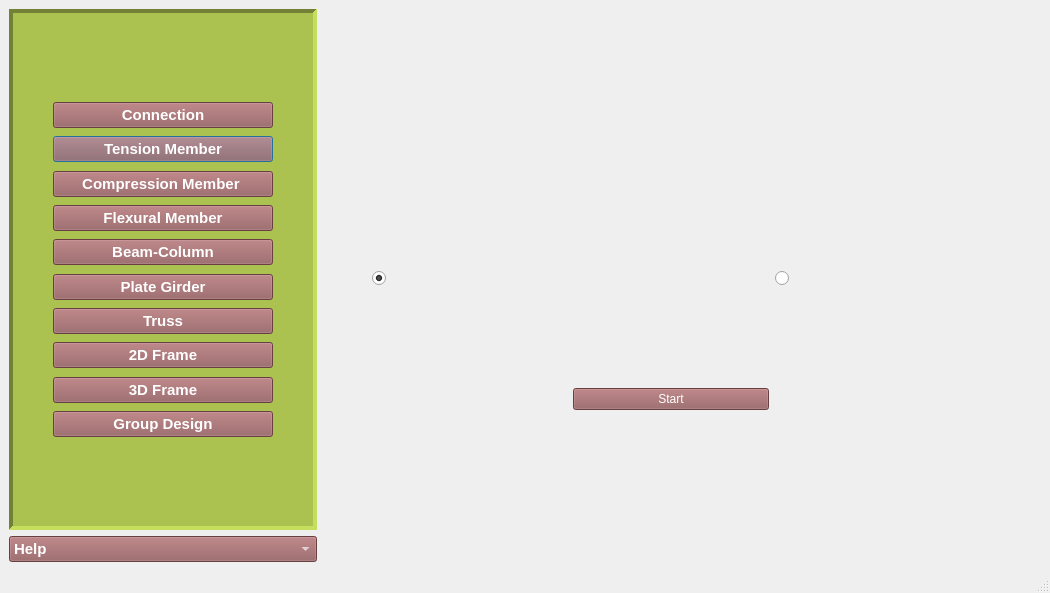
umair342/Osdag3, file OsdagMainPage.ui: the form before one commit.
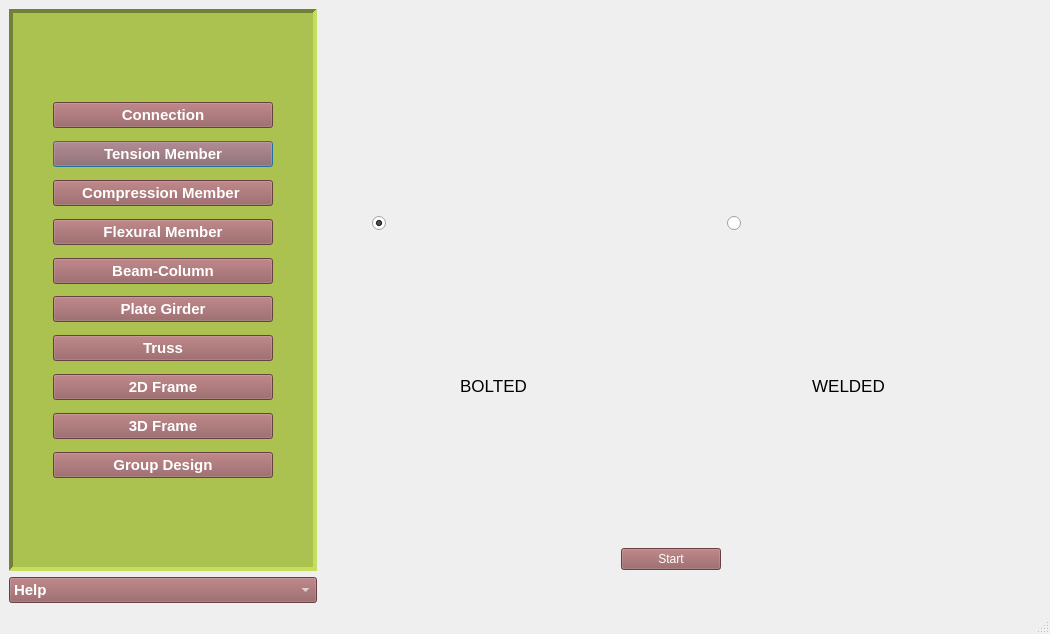
The form after the commit. The open tabs and pages were chosen to show the change. Icons and pictures are not drawn.

Commit message: OsdagMain default pafge for shear solved and tension page upgraded

What changed in the file:
```diff
--- a/OsdagMainPage.ui
+++ b/OsdagMainPage.ui
@@ -10,7 +10,7 @@
     <x>0</x>
     <y>0</y>
     <width>1050</width>
-    <height>593</height>
+    <height>634</height>
    </rect>
   </property>
   <property name="windowTitle">
@@ -1490,6 +1490,59 @@
             </item>
            </layout>
           </widget>
+          <widget class="QWidget" name="tab3_trussconnection">
+           <property name="accessibleName">
+            <string/>
+           </property>
+           <attribute name="title">
+            <string>Truss Connection</string>
+           </attribute>
+           <widget class="QWidget" name="layoutWidget">
+            <property name="geometry">
+             <rect>
+              <x>0</x>
+              <y>220</y>
+              <width>654</width>
+              <height>22</height>
+             </rect>
+            </property>
+            <layout class="QHBoxLayout" name="horizontalLayout_2">
+             <item>
+              <spacer name="horizontalSpacer_29">
+               <property name="orientation">
+                <enum>Qt::Horizontal</enum>
+               </property>
+               <property name="sizeHint" stdset="0">
+                <size>
+                 <width>150</width>
+                 <height>20</height>
+                </size>
+               </property>
+              </spacer>
+             </item>
+             <item>
+              <widget class="QLabel" name="label">
+               <property name="text">
+                <string>This module is not available in the current version.</string>
+               </property>
+              </widget>
+             </item>
+             <item>
+              <spacer name="horizontalSpacer_30">
+               <property name="orientation">
+                <enum>Qt::Horizontal</enum>
+               </property>
+               <property name="sizeHint" stdset="0">
+                <size>
+                 <width>150</width>
+                 <height>20</height>
+                </size>
+               </property>
+              </spacer>
+             </item>
+            </layout>
+           </widget>
+          </widget>
          </widget>
         </item>
        </layout>
@@ -1507,37 +1560,11 @@
           <x>-8</x>
           <y>0</y>
           <width>712</width>
-          <height>559</height>
+          <height>561</height>
          </rect>
         </property>
         <layout class="QGridLayout" name="gridLayout_5">
-         <item row="0" column="0" rowspan="4">
-          <spacer name="horizontalSpacer_16">
-           <property name="orientation">
-            <enum>Qt::Horizontal</enum>
-           </property>
-           <property name="sizeHint" stdset="0">
-            <size>
-             <width>50</width>
-             <height>528</height>
-            </size>
-           </property>
-          </spacer>
-         </item>
-         <item row="3" column="1" colspan="3">
-          <spacer name="horizontalSpacer_19">
-           <property name="orientation">
-            <enum>Qt::Horizontal</enum>
-           </property>
-           <property name="sizeHint" stdset="0">
-            <size>
-             <width>598</width>
-             <height>158</height>
-            </size>
-           </property>
-          </spacer>
-         </item>
-         <item row="1" column="2">
+         <item row="1" column="2" rowspan="2">
           <spacer name="horizontalSpacer_20">
            <property name="orientation">
             <enum>Qt::Horizontal</enum>
@@ -1547,13 +1574,13 @@
            </property>
            <property name="sizeHint" stdset="0">
             <size>
-             <width>178</width>
+             <width>100</width>
              <height>208</height>
             </size>
            </property>
           </spacer>
          </item>
-         <item row="1" column="3">
+         <item row="1" column="3" rowspan="2">
           <widget class="QRadioButton" name="rdbtn_welded">
            <property name="enabled">
             <bool>true</bool>
@@ -1574,8 +1601,8 @@
            </property>
            <property name="iconSize">
             <size>
-             <width>150</width>
-             <height>150</height>
+             <width>300</width>
+             <height>300</height>
             </size>
            </property>
            <property name="checked">
@@ -1583,30 +1610,79 @@
            </property>
           </widget>
          </item>
-         <item row="2" column="2">
-          <widget class="QPushButton" name="Tension_Start">
-           <property name="enabled">
-            <bool>true</bool>
+         <item row="0" column="0" rowspan="5">
+          <spacer name="horizontalSpacer_16">
+           <property name="orientation">
+            <enum>Qt::Horizontal</enum>
            </property>
-           <property name="styleSheet">
-            <string notr="true">QPushButton::hover
-{
-   background-color: #d97f7f;
-   color:#000000 ;
-}
-
-QPushButton
-{
-background-color: #925a5b;
-color:#ffffff;
-}</string>
+           <property name="sizeHint" stdset="0">
+            <size>
+             <width>50</width>
+             <height>528</height>
+            </size>
            </property>
+          </spacer>
+         </item>
+         <item row="4" column="1" colspan="3">
+          <spacer name="horizontalSpacer_19">
+           <property name="orientation">
+            <enum>Qt::Horizontal</enum>
+           </property>
+           <property name="sizeHint" stdset="0">
+            <size>
+             <width>598</width>
+             <height>100</height>
+            </size>
+           </property>
+          </spacer>
+         </item>
+         <item row="0" column="4" rowspan="5">
+          <spacer name="horizontalSpacer_17">
+           <property name="orientation">
+            <enum>Qt::Horizontal</enum>
+           </property>
+           <property name="sizeHint" stdset="0">
+            <size>
+             <width>50</width>
+             <height>528</height>
+            </size>
+           </property>
+          </spacer>
+         </item>
+         <item row="0" column="1" colspan="3">
+          <spacer name="horizontalSpacer_18">
+           <property name="orientation">
+            <enum>Qt::Horizontal</enum>
+           </property>
+           <property name="sizeHint" stdset="0">
+            <size>
+             <width>598</width>
+             <height>100</height>
+            </size>
+           </property>
+          </spacer>
+         </item>
+         <item row="3" column="1">
+          <widget class="QLabel" name="label_6">
            <property name="text">
-            <string>Start</string>
+            <string>BOLTED</string>
            </property>
+           <property name="alignment">
+            <set>Qt::AlignCenter</set>
+           </property>
           </widget>
          </item>
-         <item row="1" column="1">
+         <item row="3" column="3">
+          <widget class="QLabel" name="label_7">
+           <property name="text">
+            <string>WELDED</string>
+           </property>
+           <property name="alignment">
+            <set>Qt::AlignCenter</set>
+           </property>
+          </widget>
+         </item>
+         <item row="1" column="1" rowspan="2">
           <widget class="QRadioButton" name="rdbtn_bolted">
            <property name="enabled">
             <bool>true</bool>
@@ -1633,8 +1709,8 @@
            </property>
            <property name="iconSize">
             <size>
-             <width>150</width>
-             <height>150</height>
+             <width>300</width>
+             <height>300</height>
             </size>
            </property>
            <property name="checked">
@@ -1642,31 +1718,28 @@
            </property>
           </widget>
          </item>
-         <item row="0" column="4" rowspan="4">
-          <spacer name="horizontalSpacer_17">
-           <property name="orientation">
-            <enum>Qt::Horizontal</enum>
+         <item row="5" column="2">
+          <widget class="QPushButton" name="Tension_Start">
+           <property name="enabled">
+            <bool>true</bool>
            </property>
-           <property name="sizeHint" stdset="0">
-            <size>
-             <width>50</width>
-             <height>528</height>
-            </size>
+           <property name="styleSheet">
+            <string notr="true">QPushButton::hover
+{
+   background-color: #d97f7f;
+   color:#000000 ;
+}
+
+QPushButton
+{
+background-color: #925a5b;
+color:#ffffff;
+}</string>
            </property>
-          </spacer>
-         </item>
-         <item row="0" column="1" colspan="3">
-          <spacer name="horizontalSpacer_18">
-           <property name="orientation">
-            <enum>Qt::Horizontal</enum>
+           <property name="text">
+            <string>Start</string>
            </property>
-           <property name="sizeHint" stdset="0">
-            <size>
-             <width>598</width>
-             <height>148</height>
-            </size>
-           </property>
-          </spacer>
+          </widget>
          </item>
         </layout>
        </widget>
```
Left out of the diff: 12 changed lines with no effect on the pictures. The commit also changes 15 other files.
